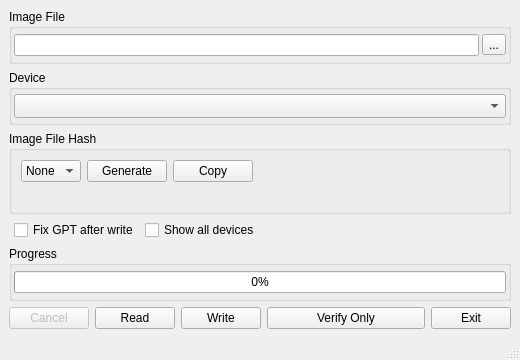
First picture: the form in src/mainwindow.ui, repository peacepenguin/win32diskimager, before the edit.
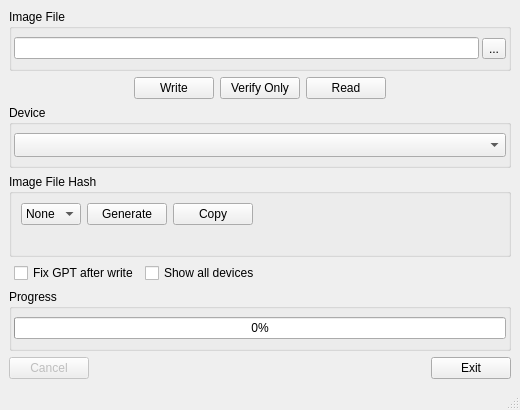
Second picture: the form after the edit. Icons and pictures are not drawn. Custom widgets are drawn as their Qt base class.

Commit message: UI icon buttons and visual indicators

The edit to the form file:
```diff
--- a/src/mainwindow.ui
+++ b/src/mainwindow.ui
@@ -12,7 +12,7 @@
     <x>0</x>
     <y>0</y>
     <width>520</width>
-    <height>360</height>
+    <height>410</height>
    </rect>
   </property>
   <property name="sizePolicy">
@@ -24,7 +24,7 @@
   <property name="minimumSize">
    <size>
     <width>460</width>
-    <height>350</height>
+    <height>400</height>
    </size>
   </property>
   <property name="acceptDrops">
@@ -77,6 +77,97 @@
         </layout>
      </widget>
     </item>
+    <item>
+     <layout class="QHBoxLayout" name="actionRow">
+      <item>
+       <spacer name="actionLeftSpacer">
+        <property name="orientation"><enum>Qt::Horizontal</enum></property>
+        <property name="sizeHint" stdset="0"><size><width>1</width><height>1</height></size></property>
+       </spacer>
+      </item>
+<item>
+       <widget class="QPushButton" name="bWrite">
+        <property name="sizePolicy">
+         <sizepolicy hsizetype="Fixed" vsizetype="Fixed">
+          <horstretch>0</horstretch>
+          <verstretch>0</verstretch>
+         </sizepolicy>
+        </property>
+        <property name="statusTip">
+         <string>Write data from 'Image File' to 'Device'</string>
+        </property>
+        <property name="icon">
+         <iconset resource="gui_icons.qrc">
+          <normaloff>:/images/images/write.svg</normaloff>:/images/images/write.svg</iconset>
+        </property>
+        <property name="iconSize">
+         <size>
+          <width>22</width>
+          <height>22</height>
+         </size>
+        </property>
+        <property name="text">
+         <string>Write</string>
+        </property>
+       </widget>
+      </item>
+<item>
+       <widget class="QPushButton" name="bVerify">
+        <property name="statusTip">
+         <string>Compare data in 'Device' against 'Image File'</string>
+        </property>
+        <property name="icon">
+         <iconset resource="gui_icons.qrc">
+          <normaloff>:/images/images/verify.svg</normaloff>:/images/images/verify.svg</iconset>
+        </property>
+        <property name="iconSize">
+         <size>
+          <width>22</width>
+          <height>22</height>
+         </size>
+        </property>
+        <property name="text">
+         <string>Verify Only</string>
+        </property>
+       </widget>
+      </item>
+<item>
+       <widget class="QPushButton" name="bRead">
+        <property name="sizePolicy">
+         <sizepolicy hsizetype="Fixed" vsizetype="Fixed">
+          <horstretch>0</horstretch>
+          <verstretch>0</verstretch>
+         </sizepolicy>
+        </property>
+        <property name="toolTip">
+         <string/>
+        </property>
+        <property name="statusTip">
+         <string>Read data from 'Device' to 'Image File'</string>
+        </property>
+        <property name="icon">
+         <iconset resource="gui_icons.qrc">
+          <normaloff>:/images/images/read.svg</normaloff>:/images/images/read.svg</iconset>
+        </property>
+        <property name="iconSize">
+         <size>
+          <width>22</width>
+          <height>22</height>
+         </size>
+        </property>
+        <property name="text">
+         <string>Read</string>
+        </property>
+       </widget>
+      </item>
+      <item>
+       <spacer name="actionRightSpacer">
+        <property name="orientation"><enum>Qt::Horizontal</enum></property>
+        <property name="sizeHint" stdset="0"><size><width>1</width><height>1</height></size></property>
+       </spacer>
+      </item>
+     </layout>
+    </item>
     <item>
      <widget class="QGroupBox" name="groupBox_2">
       <property name="title">
@@ -334,51 +425,12 @@
        </widget>
       </item>
       <item>
-       <widget class="QPushButton" name="bRead">
-        <property name="sizePolicy">
-         <sizepolicy hsizetype="Fixed" vsizetype="Fixed">
-          <horstretch>0</horstretch>
-          <verstretch>0</verstretch>
-         </sizepolicy>
-        </property>
-        <property name="toolTip">
-         <string/>
-        </property>
-        <property name="statusTip">
-         <string>Read data from 'Device' to 'Image File'</string>
-        </property>
-        <property name="text">
-         <string>Read</string>
-        </property>
-       </widget>
+       <spacer name="bottomSpacer">
+        <property name="orientation"><enum>Qt::Horizontal</enum></property>
+        <property name="sizeHint" stdset="0"><size><width>1</width><height>1</height></size></property>
+       </spacer>
       </item>
-      <item>
-       <widget class="QPushButton" name="bWrite">
-        <property name="sizePolicy">
-         <sizepolicy hsizetype="Fixed" vsizetype="Fixed">
-          <horstretch>0</horstretch>
-          <verstretch>0</verstretch>
-         </sizepolicy>
-        </property>
-        <property name="statusTip">
-         <string>Write data from 'Image File' to 'Device'</string>
-        </property>
-        <property name="text">
-         <string>Write</string>
-        </property>
-       </widget>
-      </item>
-      <item>
-       <widget class="QPushButton" name="bVerify">
-        <property name="statusTip">
-         <string>Compare data in 'Device' against 'Image File'</string>
-        </property>
-        <property name="text">
-         <string>Verify Only</string>
-        </property>
-       </widget>
-      </item>
-      <item>
+                        <item>
        <widget class="QPushButton" name="bExit">
         <property name="sizePolicy">
          <sizepolicy hsizetype="Fixed" vsizetype="Fixed">
```
The commit also changes 7 other files.
